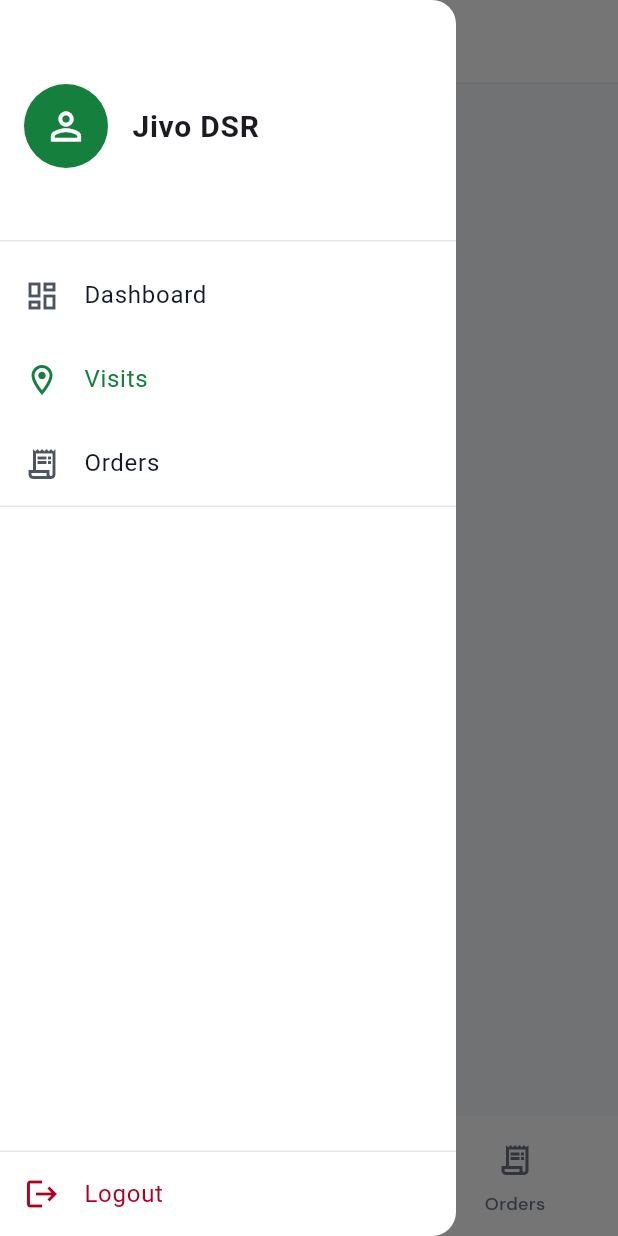
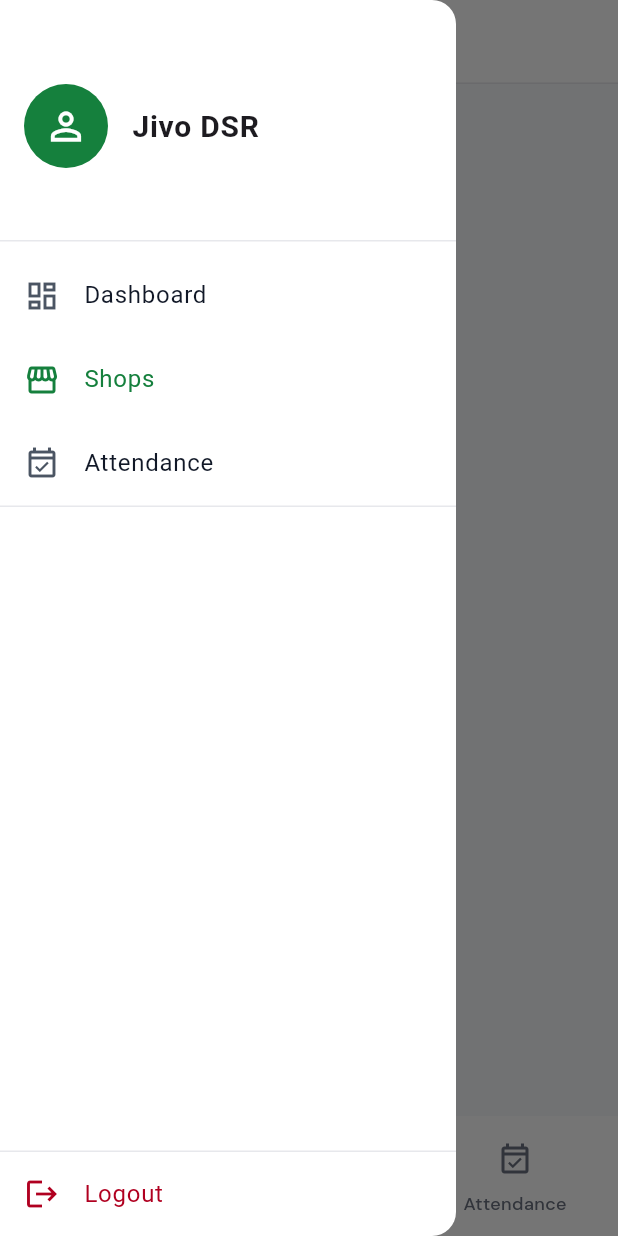
Before and after one commit to jivodeveloper/DSRNew, a Flutter app: the Shops screen opened by its route, with the side drawer open, on a phone screen of 412 x 824 dp. Run offline on Flutter 3.47's test engine with Material 3 defaults, Android fonts, the phone set to English and light mode, and no system bars; our stand-ins replace dio, flutter_riverpod, flutter_secure_storage, go_router, google_fonts; accounts and stored records are empty.

Commit message:
Add Go to card, fix tab labels and short date format (#12)

```diff
--- a/lib/core/router/shell/main_shell.dart
+++ b/lib/core/router/shell/main_shell.dart
@@ -13,7 +13,7 @@ class MainShell extends ConsumerWidget {
   final StatefulNavigationShell navigationShell;
   final String location;
 
-  static const _titles = ['Dashboard', 'Visits', 'Orders'];
+  static const _titles = ['Dashboard', 'Shops', 'Attendance'];
 
   void _changeTab(int index) {
     navigationShell.goBranch(
@@ -67,8 +67,8 @@ class MainShell extends ConsumerWidget {
               ),
 
               ListTile(
-                leading: const Icon(Icons.location_on_outlined),
-                title: const Text('Visits'),
+                leading: const Icon(Icons.storefront_outlined),
+                title: const Text('Shops'),
                 selected: currentIndex == 1,
                 onTap: () {
                   Navigator.pop(context);
@@ -77,8 +77,8 @@ class MainShell extends ConsumerWidget {
               ),
 
               ListTile(
-                leading: const Icon(Icons.receipt_long_outlined),
-                title: const Text('Orders'),
+                leading: const Icon(Icons.event_available_outlined),
+                title: const Text('Attendance'),
                 selected: currentIndex == 2,
                 onTap: () {
                   Navigator.pop(context);
@@ -124,15 +124,15 @@ class MainShell extends ConsumerWidget {
           ),
 
           NavigationDestination(
-            icon: Icon(Icons.location_on_outlined),
-            selectedIcon: Icon(Icons.location_on),
-            label: 'Visits',
+            icon: Icon(Icons.storefront_outlined),
+            selectedIcon: Icon(Icons.storefront),
+            label: 'Shops',
           ),
 
           NavigationDestination(
-            icon: Icon(Icons.receipt_long_outlined),
-            selectedIcon: Icon(Icons.receipt_long),
-            label: 'Orders',
+            icon: Icon(Icons.event_available_outlined),
+            selectedIcon: Icon(Icons.event_available),
+            label: 'Attendance',
           ),
         ],
       ),
--- a/lib/core/utils/extensions.dart
+++ b/lib/core/utils/extensions.dart
@@ -25,8 +25,8 @@ extension DateTimeX on DateTime {
     'Sunday',
   ];
 
-  String get dMMMy =>
-      '${day.toString().padLeft(2, '0')}-${_months[month - 1]}-$year';
+  /// e.g. "16 Nov 2026"
+  String get dMMMy => '$day $monthShort $year';
 
   String get monthShort => _months[month - 1].substring(0, 3);
 
```
Also changed, not shown: lib/features/dashboard/presentation/screens/dashboard.dart (+35 -1 lines).
